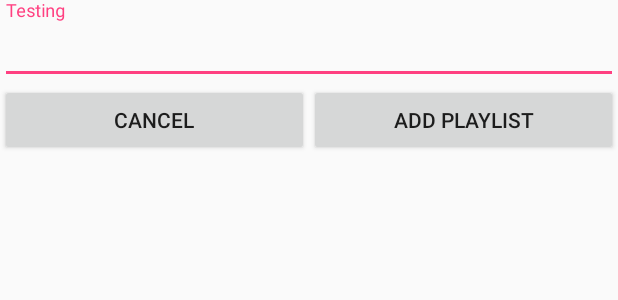
After one commit to mozilla-mobile/nmx-video-prototypes, an Android app: the layout activity_add_playlist.xml on its own in the app's theme, with its tools: preview values and no code run, on a phone screen of 412 x 824 dp. The commit adds this screen. Shown: the top 300 px of the screen. Run offline under Robolectric (Android 15) with nearby library versions, the light colour scheme and no system bars.

Commit message:
Add button starts activity.

```diff
--- a/app/build.gradle
+++ b/app/build.gradle
@@ -26,10 +26,12 @@ dependencies {
     androidTestCompile('com.android.support.test.espresso:espresso-core:2.2.2', {
         exclude group: 'com.android.support', module: 'support-annotations'
     })
+    compile "org.jetbrains.kotlin:kotlin-stdlib-jre7:$kotlin_version"
+
     compile 'com.android.support:appcompat-v7:25.3.1'
     compile 'com.android.support:recyclerview-v7:25.3.1'
+    compile 'com.android.support:design:25.3.1'
+
     compile 'com.android.support.constraint:constraint-layout:1.0.2'
-    compile "org.jetbrains.kotlin:kotlin-stdlib-jre7:$kotlin_version"
-
     testCompile 'junit:junit:4.12'
 }
--- /dev/null
+++ b/app/src/main/res/layout/activity_add_playlist.xml
@@ -0,0 +1,51 @@
+<?xml version="1.0" encoding="utf-8"?>
+<!-- This Source Code Form is subject to the terms of the Mozilla Public
+   - License, v. 2.0. If a copy of the MPL was not distributed with this
+   - file, You can obtain one at http://mozilla.org/MPL/2.0/. -->
+
+<LinearLayout
+        xmlns:android="http://schemas.android.com/apk/res/android"
+        xmlns:tools="http://schemas.android.com/tools"
+        xmlns:app="http://schemas.android.com/apk/res-auto"
+        android:layout_width="match_parent"
+        android:layout_height="match_parent"
+        android:orientation="vertical"
+        tools:context="org.mozilla.prototypevideoplaylists.AddPlaylistActivity"
+>
+
+    <android.support.design.widget.TextInputLayout
+            android:layout_width="match_parent"
+            android:layout_height="wrap_content">
+        <android.support.design.widget.TextInputEditText
+                android:id="@+id/titleEditText"
+                android:layout_width="match_parent"
+                android:layout_height="wrap_content"
+                android:hint="Testing"
+        />
+    </android.support.design.widget.TextInputLayout>
+
+    <LinearLayout
+            android:layout_width="match_parent"
+            android:layout_height="wrap_content"
+            android:orientation="horizontal"
+    >
+
+        <Button
+                android:id="@+id/cancelButton"
+                android:layout_width="0dp"
+                android:layout_height="wrap_content"
+                android:layout_weight="1"
+                android:text="Cancel"
+        />
+
+        <Button
+                android:id="@+id/submitButton"
+                android:layout_width="0dp"
+                android:layout_height="wrap_content"
+                android:layout_weight="1"
+                android:text="Add playlist"
+        />
+
+    </LinearLayout>
+
+</LinearLayout>
--- a/app/src/main/res/menu/playlist_menu.xml
+++ b/app/src/main/res/menu/playlist_menu.xml
@@ -9,7 +9,7 @@
 >
 
     <item
-            android:id="@+id/action_favorite"
+            android:id="@+id/add_playlist"
             android:icon="@drawable/add"
             android:title="@string/add_playlist"
             app:showAsAction="always"
```
Also changed, not shown: app/src/main/AndroidManifest.xml (+12 -10 lines), app/src/main/java/org/mozilla/prototypevideoplaylists/AddPlaylistActivity.kt (added, +23 -0 lines), app/src/main/java/org/mozilla/prototypevideoplaylists/PlaylistActivity.kt (+12 -1 lines).
